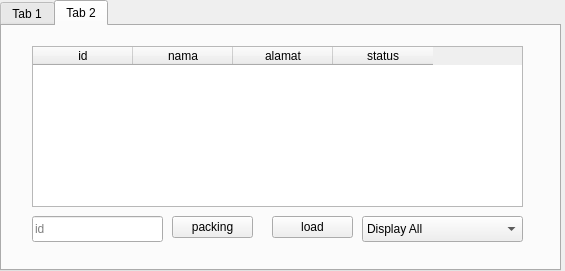
selesdepselesnul/pyqt_crud, file ui/main_window.ui: the form before one commit.
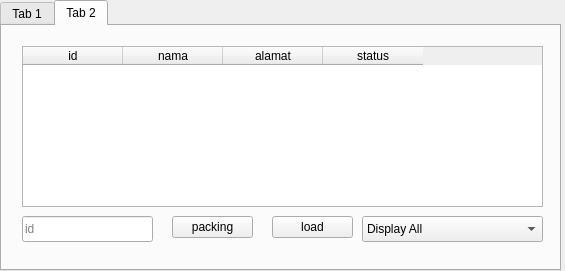
The form after the commit. The open tabs and pages were chosen to show the change.

Commit message: give it fixed geometry size

```diff
--- a/ui/main_window.ui
+++ b/ui/main_window.ui
@@ -96,9 +96,9 @@
      </property>
      <property name="geometry">
       <rect>
-       <x>30</x>
+       <x>20</x>
        <y>20</y>
-       <width>491</width>
+       <width>521</width>
        <height>161</height>
       </rect>
      </property>
@@ -126,7 +126,7 @@
     <widget class="QLineEdit" name="filtering_by_id_line_edit">
      <property name="geometry">
       <rect>
-       <x>30</x>
+       <x>20</x>
        <y>190</y>
        <width>131</width>
        <height>26</height>
@@ -141,7 +141,7 @@
       <rect>
        <x>360</x>
        <y>190</y>
-       <width>161</width>
+       <width>181</width>
        <height>26</height>
       </rect>
      </property>
```
Left out of the diff: 2 changed lines with no effect on the pictures. The commit also changes 2 other files.
